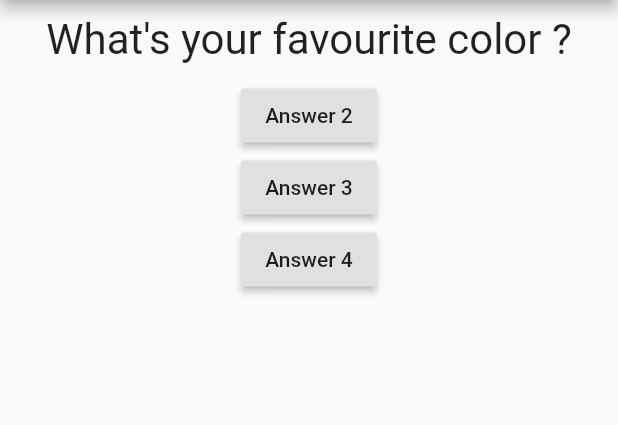
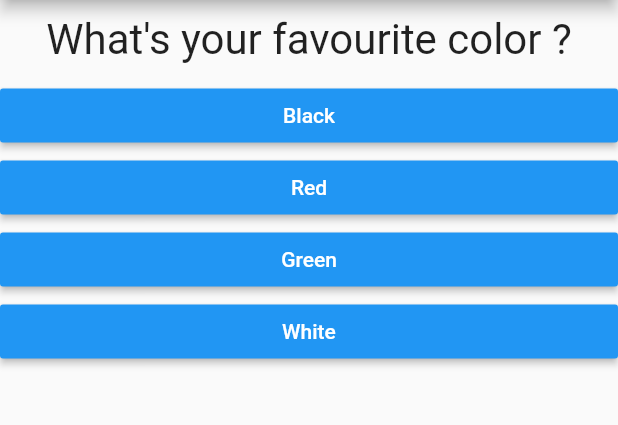
Before and after one commit to sidcredible/basic_quiz_app, a Flutter app: the screen it shows after launch, on a phone screen of 412 x 824 dp, the part 84-509 px from its top. Run offline on Flutter 3.47's test engine with Material 2 defaults, Android fonts, the phone set to English and light mode, and no system bars.

Commit message:
fixed error after question finished

```diff
--- a/lib/answer.dart
+++ b/lib/answer.dart
@@ -1,15 +1,21 @@
 import 'package:flutter/material.dart';
 
 class Answer extends StatelessWidget {
+  final Function selectHandler;
+  final String answerText;
+
+  Answer(this.selectHandler, this.answerText);
+
   @override
   Widget build(BuildContext context) {
     return Container(
       width: double.infinity,
       child: RaisedButton(
-      child: Text('Answer 1'),
-      onPressed: null,
-    ),
-
+        color: Colors.blue,
+        textColor: Colors.white,
+        child: Text(answerText),
+        onPressed: selectHandler,
+      ),
     );
   }
 }
--- a/lib/main.dart
+++ b/lib/main.dart
@@ -1,6 +1,7 @@
 import 'package:flutter/cupertino.dart';
 import 'package:flutter/material.dart';
 
+import './answer.dart';
 import './question.dart';
 
 //void main() {
@@ -17,6 +18,21 @@ class MyApp extends StatefulWidget {
 }
 
 class _MyAppState extends State<MyApp> {
+  final questions = const [
+    {
+      'questionText': 'What\'s your favourite color ?',
+      'answers': ['Black', 'Red', 'Green', 'White'],
+    },
+    {
+      'questionText': 'What\'s your favourite animal ?',
+      'answers': ['Rabbit', 'Snake', 'Elephant', 'Lion'],
+    },
+    {
+      'questionText': 'What\'s your favourite instructor ?',
+      'answers': ['Max', 'Max', 'Max', 'Max'],
+    },
+  ];
+
   var _questionIndex = 0;
 
   void _answerQuestion() {
@@ -24,15 +40,16 @@ class _MyAppState extends State<MyApp> {
       _questionIndex = _questionIndex + 1;
     });
     print(_questionIndex);
+    if (_questionIndex < questions.length) {
+      print('We have more questions!');
+    }
+    else {
+      print('No more questions!');
+    }
   }
 
   @override
   Widget build(BuildContext context) {
-    var questions = [
-      'What\'s your favourite color ?',
-      'What\'s your favourite animal ?',
-      'What\'s your college name ?'
-    ];
     return MaterialApp(
         home: Scaffold(
           appBar: AppBar(
@@ -40,28 +57,17 @@ class _MyAppState extends State<MyApp> {
               'Quiz App',
             ),
           ),
-      body: Column(
+          body: _questionIndex < questions.length ? Column(
             children: <Widget>[
               Question(
-            questions[_questionIndex],
+                questions[_questionIndex]['questionText'],
               ),
-          RaisedButton(
-            child: Text('Answer 2'),
-            onPressed: _answerQuestion,
-          ),
-          RaisedButton(
-            child: Text('Answer 3'),
-            onPressed: () => print('Answer 2 Chosen'),
-          ),
-          RaisedButton(
-            child: Text('Answer 4'),
-            onPressed: () {
-              //kuch aur bhi
-              print('Answer 4 Chosen');
-            },
-          )
+              ...(questions[_questionIndex]['answers'] as List<String>)
+                  .map((answer) {
+                return Answer(_answerQuestion, answer);
+              }).toList()
             ],
-      ),
+          ) : Center(child: Text('You did it!'),),
         ));
   }
 }
```
Lines whose indentation alone changed are shown as unchanged.
